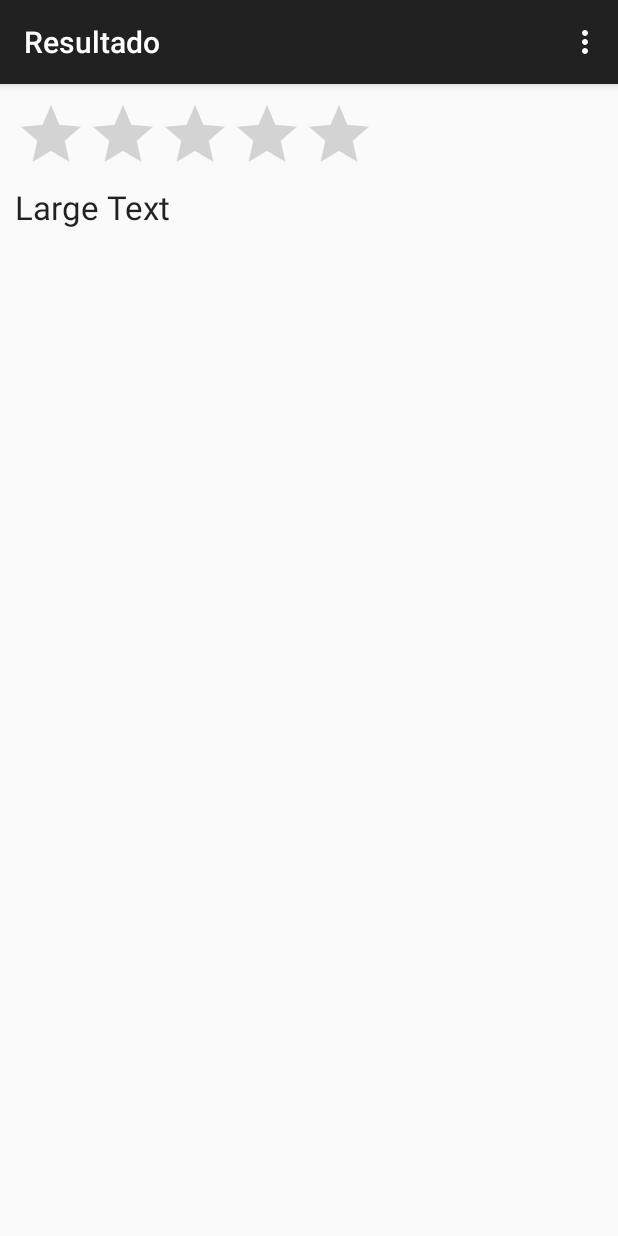
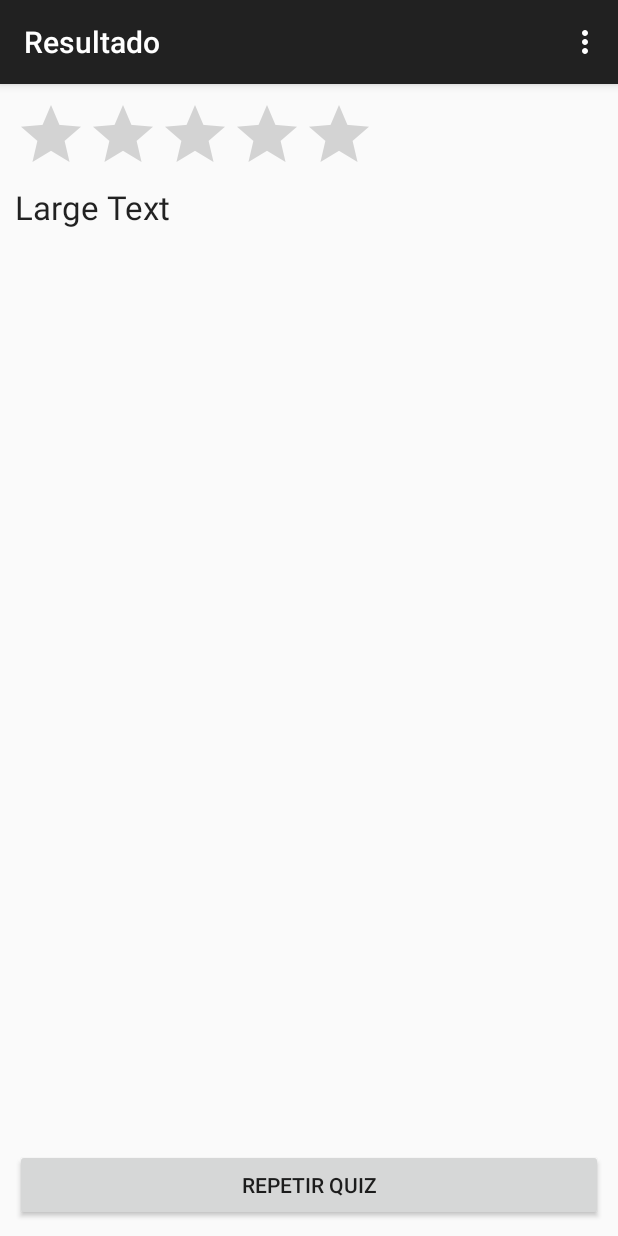
Before and after one commit to alvaromarinho/showdatrigonometria, an Android app: the Resultado screen opened directly, with no data from a screen before it, on a phone screen of 412 x 824 dp. Run offline under Robolectric (Android 15) with nearby library versions, the phone set to English and light mode, and no system bars; 1 statement that could not run was skipped.

Commit message:
Quiz Funcionando

```diff
--- a/app/src/main/java/com/example/alvinkalango/showdatrigonometria/Quiz.java
+++ b/app/src/main/java/com/example/alvinkalango/showdatrigonometria/Quiz.java
@@ -24,6 +24,7 @@ public class Quiz extends Activity {
     RadioGroup rGroup;
     RadioButton optA, optB, optC, optD, resposta;
     Button btConfirma;
+    String codigo;
 
     int pontuacao=0;
     int qid=0;
@@ -33,7 +34,11 @@ public class Quiz extends Activity {
         super.onCreate(savedInstanceState);
         setContentView(R.layout.activity_quiz);
 
+        codigo = this.getIntent().getStringExtra("codigo");
+
         Banco = new ManipulaBanco(this);
+        Banco.addQuestao();
+
         quesList = Banco.getTodasQuestoes();
 
         if(quesList!= null && quesList.size() != 0) {
--- a/app/src/main/java/com/example/alvinkalango/showdatrigonometria/Resultado.java
+++ b/app/src/main/java/com/example/alvinkalango/showdatrigonometria/Resultado.java
@@ -4,21 +4,25 @@ import android.support.v7.app.AppCompatActivity;
 import android.os.Bundle;
 import android.view.Menu;
 import android.view.MenuItem;
+import android.view.View;
+import android.widget.Button;
 import android.widget.RatingBar;
 import android.widget.TextView;
 
 public class Resultado extends AppCompatActivity {
 
+    RatingBar bar;
+    TextView resultado;
+    int pontuacao;
+    Button Bt_voltar;
+
     @Override
     protected void onCreate(Bundle savedInstanceState) {
-
-        RatingBar bar;
-        TextView resultado;
-        int pontuacao;
 
         super.onCreate(savedInstanceState);
         setContentView(R.layout.activity_resultado);
 
+        Bt_voltar = (Button) findViewById(R.id.bt_voltar);
         resultado = (TextView)findViewById(R.id.textResultado);
         bar = (RatingBar)findViewById(R.id.ratingBar);
         bar.setNumStars(5);
@@ -39,6 +43,13 @@ public class Resultado extends AppCompatActivity {
                 break;
         }
 
+        Bt_voltar.setOnClickListener(new View.OnClickListener() {
+            @Override
+            public void onClick(View v) {
+                finish();
+            }
+        });
+
     }
 
     @Override
--- a/app/src/main/res/layout/activity_main.xml
+++ b/app/src/main/res/layout/activity_main.xml
@@ -1,5 +1,6 @@
 <RelativeLayout xmlns:android="http://schemas.android.com/apk/res/android"
-    xmlns:tools="http://schemas.android.com/tools" android:layout_width="match_parent"
+    xmlns:tools="http://schemas.android.com/tools"
+    android:layout_width="match_parent"
     android:layout_height="match_parent"
     android:padding="16dp"
     tools:context=".MainActivity">
--- a/app/src/main/res/layout/activity_resultado.xml
+++ b/app/src/main/res/layout/activity_resultado.xml
@@ -21,4 +21,11 @@
         android:text="Large Text"
         android:textAppearance="?android:attr/textAppearanceLarge" />
 
+    <Button
+        android:layout_width="match_parent"
+        android:layout_height="wrap_content"
+        android:text="Repetir Quiz"
+        android:id="@+id/bt_voltar"
+        android:layout_gravity="center_horizontal" />
+
 </LinearLayout>
```
Also changed, not shown: app/src/main/java/com/example/alvinkalango/showdatrigonometria/CriarBanco.java (+14 -12 lines), app/src/main/java/com/example/alvinkalango/showdatrigonometria/ManipulaBanco.java (+5 -3 lines).
